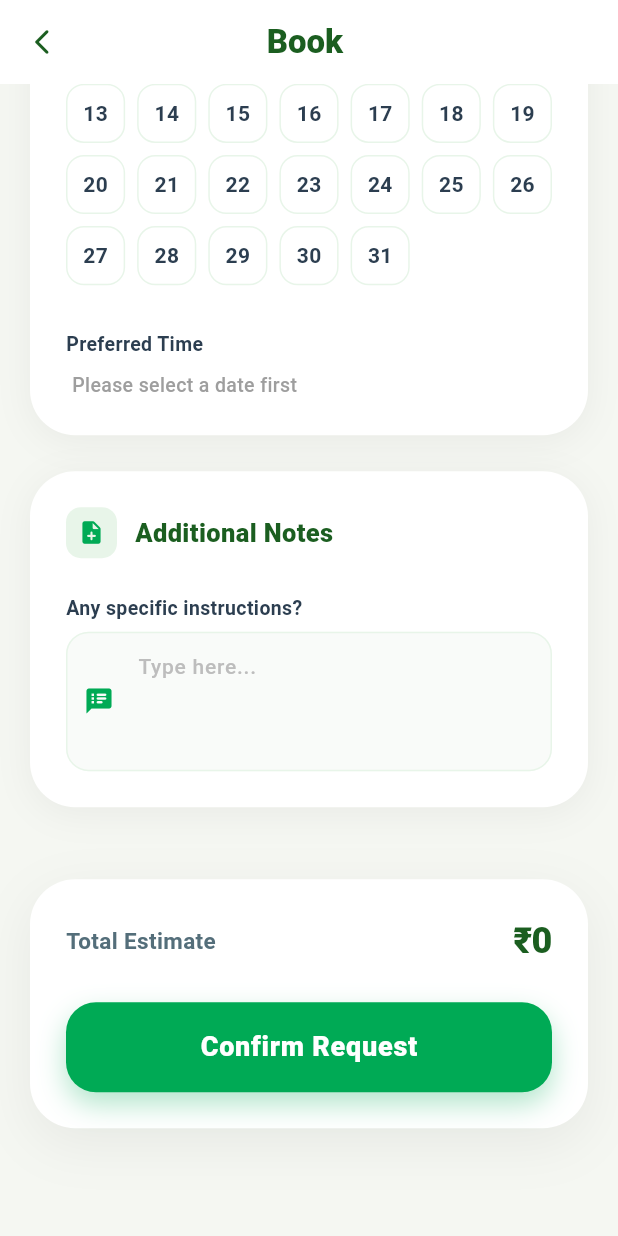
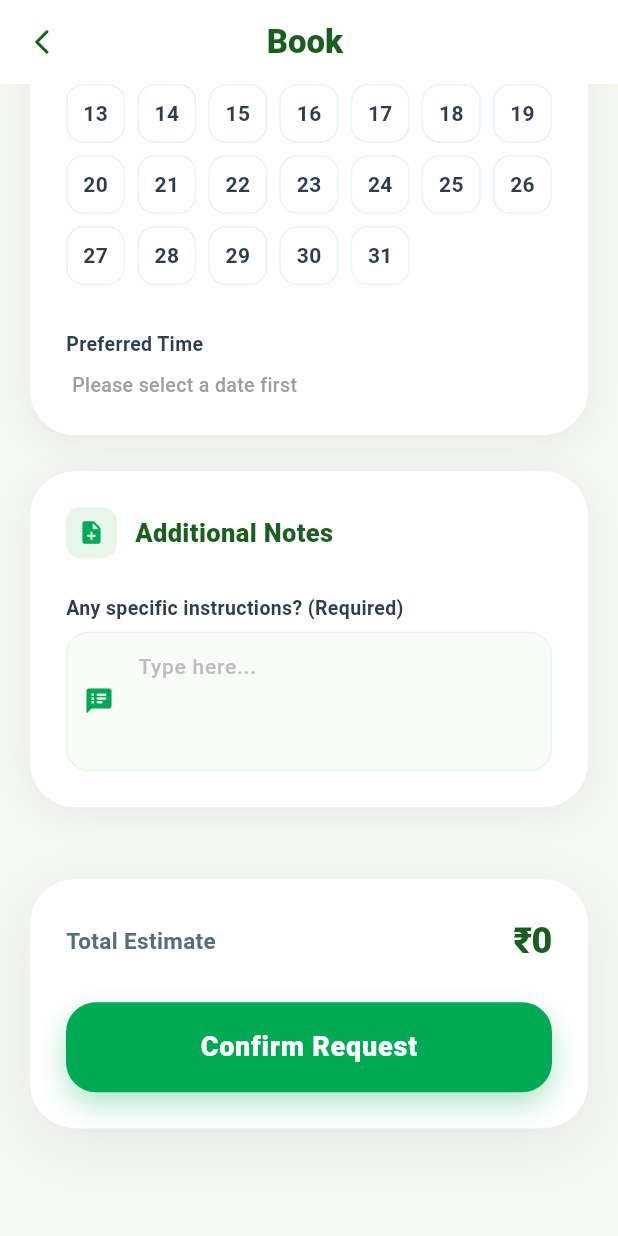
Before and after one commit to TechXplorers1/agri_farms, a Flutter app: the BookServiceDetailScreen screen opened directly with empty values, scrolled down 980 dp, on a phone screen of 412 x 824 dp. Run offline on Flutter 3.47's test engine with Material 3 defaults, Android fonts, the phone set to English and light mode, and no system bars; our stand-ins replace firebase_core, firebase_messaging, flutter_local_notifications, flutter_secure_storage, geocoding, geolocator and 3 more; missing offline and left inert: flutter_appauth, sendotp_flutter_sdk, translator; accounts and stored records are empty.

Commit message:
Fix service booking: make all fields (including Additional Notes) mandatory, show inline error messages under empty fields, and enable booking for all services regardless of cost

```diff
--- a/lib/screens/book_service_detail_screen.dart
+++ b/lib/screens/book_service_detail_screen.dart
@@ -52,6 +52,7 @@ class _BookServiceDetailScreenState extends State<BookServiceDetailScreen> {
   final GlobalKey _addressSectionKey = GlobalKey();
   final GlobalKey _dateSectionKey = GlobalKey();
   final GlobalKey _timeSectionKey = GlobalKey();
+  final GlobalKey _notesSectionKey = GlobalKey();
   DateTime? _selectedDate;
   List<BookingDTO> _existingBookings = [];
   bool _isLoadingBookings = false;
@@ -648,9 +649,9 @@ class _BookServiceDetailScreenState extends State<BookServiceDetailScreen> {
       isQtyValid = _quantityController.text.isNotEmpty;
     }
 
-    bool hasValidPrice = _totalPrice > 0;
-
-    if (_selectedDate != null && isQtyValid && _addressController.text.isNotEmpty && _selectedSlots.isNotEmpty && hasValidPrice) {
+    bool isNotesValid = _notesController.text.trim().isNotEmpty;
+
+    if (_selectedDate != null && isQtyValid && _addressController.text.isNotEmpty && _selectedSlots.isNotEmpty && isNotesValid) {
       setState(() {
         _isSubmitting = true;
       });
@@ -733,10 +734,6 @@ class _BookServiceDetailScreenState extends State<BookServiceDetailScreen> {
         UiUtils.showCustomAlert(context, 'Failed to submit booking: $e', isError: true);
       }
     } else {
-      if (_selectedDate != null && isQtyValid && _addressController.text.isNotEmpty && _selectedSlots.isNotEmpty && !hasValidPrice) {
-        UiUtils.showCenteredToast(context, 'Total price cannot be zero. Cannot book without cost info.', isError: true);
-        return;
-      }
       setState(() {
         _fieldErrors.clear();
         if (isElectrician) {
@@ -768,6 +765,9 @@ class _BookServiceDetailScreenState extends State<BookServiceDetailScreen> {
         if (_selectedSlots.isEmpty) {
           _fieldErrors['slots'] = 'Please select at least one time slot';
         }
+        if (_notesController.text.trim().isEmpty) {
+          _fieldErrors['notes'] = 'Please enter additional notes / instructions';
+        }
       });
 
       // Scroll to first error
@@ -781,6 +781,8 @@ class _BookServiceDetailScreenState extends State<BookServiceDetailScreen> {
         _scrollToField(_dateSectionKey);
       } else if (_fieldErrors.containsKey('slots')) {
         _scrollToField(_timeSectionKey);
+      } else if (_fieldErrors.containsKey('notes')) {
+        _scrollToField(_notesSectionKey);
       }
 
       UiUtils.showCenteredToast(context, AppLocalizations.of(context)!.fillAllDetails, isError: true);
@@ -1259,6 +1261,14 @@ class _BookServiceDetailScreenState extends State<BookServiceDetailScreen> {
                       );
                     }
                   ),
+                  if (_fieldErrors.containsKey('date'))
+                    Padding(
+                      padding: const EdgeInsets.only(top: 8.0),
+                      child: Text(
+                        _fieldErrors['date']!,
+                        style: const TextStyle(color: Colors.red, fontSize: 12, fontWeight: FontWeight.w500),
+                      ),
+                    ),
 
                   const SizedBox(height: 30),
                   Row(
@@ -1355,6 +1365,14 @@ class _BookServiceDetailScreenState extends State<BookServiceDetailScreen> {
                         );
                       },
                     ),
+                    if (_fieldErrors.containsKey('slots'))
+                      Padding(
+                        padding: const EdgeInsets.only(top: 8.0),
+                        child: Text(
+                          _fieldErrors['slots']!,
+                          style: const TextStyle(color: Colors.red, fontSize: 12, fontWeight: FontWeight.w500),
+                        ),
+                      ),
 
                     if (_selectedSlots.isNotEmpty) ...[
                       const SizedBox(height: 30),
@@ -1436,15 +1454,20 @@ class _BookServiceDetailScreenState extends State<BookServiceDetailScreen> {
 
             // Additional Notes Card
             _buildSectionCard(
+              key: _notesSectionKey,
               title: 'Additional Notes',
               icon: Icons.note_add_rounded,
+              isError: _fieldErrors.containsKey('notes'),
               child: _buildTextField(
                 controller: _notesController,
-                label: 'Any specific instructions?',
+                label: 'Any specific instructions? (Required)',
                 hint: 'Type here...',
                 maxLines: 3,
                 errorKey: 'notes',
                 icon: Icons.speaker_notes_rounded,
+                onChanged: (_) {
+                  if (_fieldErrors.containsKey('notes')) setState(() => _fieldErrors.remove('notes'));
+                },
               ),
             ),
 
@@ -1629,6 +1652,14 @@ class _BookServiceDetailScreenState extends State<BookServiceDetailScreen> {
             if (errorKey == 'asset' && _fieldErrors.containsKey('asset_custom')) setState(() => _fieldErrors.remove('asset_custom'));
           },
         ),
+        if (hasError && _fieldErrors[errorKey] != null)
+          Padding(
+            padding: const EdgeInsets.only(top: 6.0, left: 4),
+            child: Text(
+              _fieldErrors[errorKey]!,
+              style: const TextStyle(color: Colors.red, fontSize: 12, fontWeight: FontWeight.w500),
+            ),
+          ),
       ],
     );
   }
@@ -1668,6 +1699,14 @@ class _BookServiceDetailScreenState extends State<BookServiceDetailScreen> {
           },
           decoration: _inputDecoration(hint, isError: hasError, icon: icon).copyWith(suffixIcon: suffixIcon),
         ),
+        if (hasError && _fieldErrors[errorKey] != null)
+          Padding(
+            padding: const EdgeInsets.only(top: 6.0, left: 4),
+            child: Text(
+              _fieldErrors[errorKey]!,
+              style: const TextStyle(color: Colors.red, fontSize: 12, fontWeight: FontWeight.w500),
+            ),
+          ),
       ],
     );
   }
```
